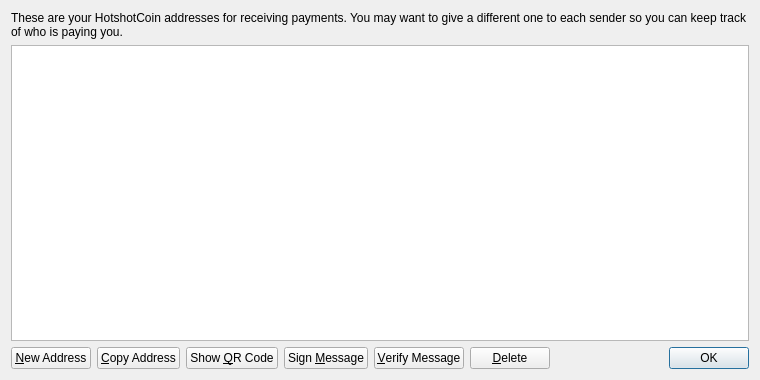
zero24x/glovecoin, file src/qt/forms/addressbookpage.ui: the form before one commit.
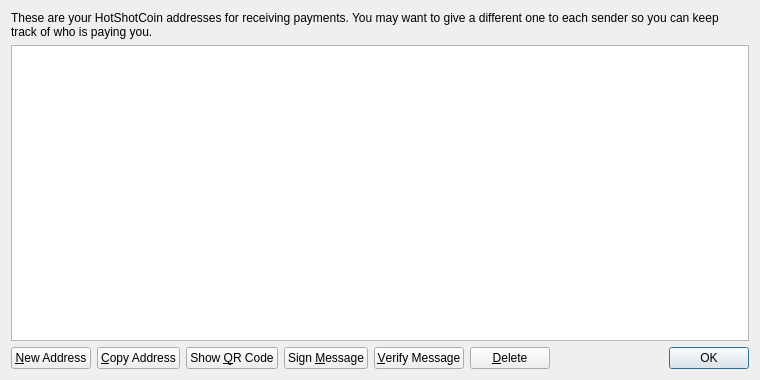
The form after the commit.

The edit to the form file:
```diff
--- a/src/qt/forms/addressbookpage.ui
+++ b/src/qt/forms/addressbookpage.ui
@@ -17,7 +17,7 @@
    <item>
     <widget class="QLabel" name="labelExplanation">
      <property name="text">
-      <string>These are your HotshotCoin addresses for receiving payments. You may want to give a different one to each sender so you can keep track of who is paying you.</string>
+      <string>These are your HotShotCoin addresses for receiving payments. You may want to give a different one to each sender so you can keep track of who is paying you.</string>
      </property>
      <property name="textFormat">
       <enum>Qt::PlainText</enum>
```
Left out of the diff: 4 changed lines with no effect on the pictures.
